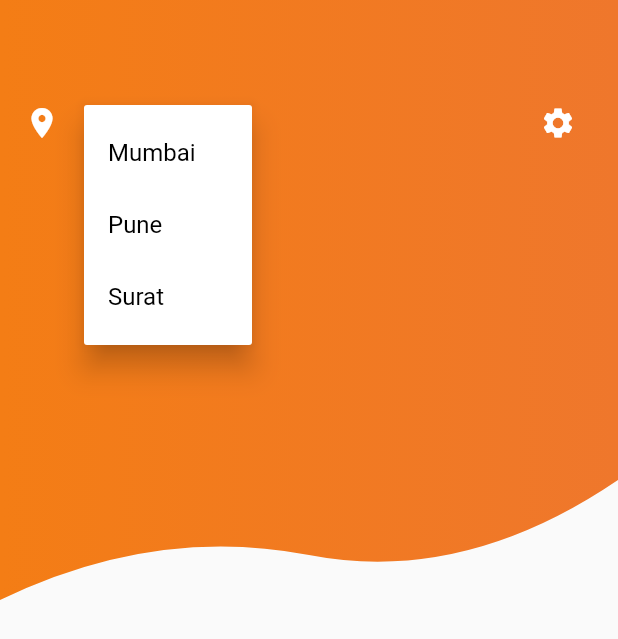
After one commit to chhota89/flutter_ui_sample, a Flutter app: the FlightBookingHome screen opened directly, after a tap on "Mumbai", on a phone screen of 412 x 824 dp. The commit adds this screen. Shown: the top 639 px of the screen. Run offline on Flutter 3.47's test engine with Material 2 defaults, Android fonts, the phone set to English and light mode, and no system bars.

Commit message:
custom paint

```diff
--- /dev/null
+++ b/lib/flightbooking/custom_shape_path_clipper.dart
@@ -0,0 +1,25 @@
+import 'package:flutter/material.dart';
+
+class CustomShapePathClipper extends CustomClipper<Path> {
+  @override
+  Path getClip(Size size) {
+    final Path path = new Path();
+    path.lineTo(0.0, size.height);
+    var firstEndPoint = Offset(size.width * 0.5, size.height - 30);
+    var firstControlPoints = Offset(size.width * 0.25, size.height - 50);
+    path.quadraticBezierTo(firstControlPoints.dx, firstControlPoints.dy,
+        firstEndPoint.dx, firstEndPoint.dy);
+    var secondEndPoint = Offset(size.width, size.height - 80);
+    var secondControlPoints = Offset(size.width * 0.75, size.height - 10);
+    path.quadraticBezierTo(secondControlPoints.dx, secondControlPoints.dy,
+        secondEndPoint.dx, secondEndPoint.dy);
+    path.lineTo(size.width, 0.0);
+    path.close();
+    return path;
+  }
+
+  @override
+  bool shouldReclip(CustomClipper<Path> oldClipper) {
+    return true;
+  }
+}
--- /dev/null
+++ b/lib/flightbooking/flight_booking.dart
@@ -0,0 +1,112 @@
+import 'package:flutter/material.dart';
+import 'package:flutterui_hiretalent/flightbooking/custom_shape_path_clipper.dart';
+
+class FlightBookingHome extends StatefulWidget {
+  @override
+  _FlightBookingHomeState createState() => _FlightBookingHomeState();
+}
+
+var firstColor = Color(0xFFF47D15);
+Color secondColor = Color(0xFFEF772C);
+
+const TextStyle dropDownLabelStyle =
+    TextStyle(color: Colors.white, fontSize: 16.0);
+const TextStyle dropDownMenuItemStyle =
+    TextStyle(color: Colors.black, fontSize: 16.0);
+
+var locations = ["Mumbai", "Pune", "Surat"];
+
+class _FlightBookingHomeState extends State<FlightBookingHome> {
+  @override
+  Widget build(BuildContext context) {
+    return Scaffold(
+        body: Column(
+      children: <Widget>[
+        TopContainer(),
+      ],
+    ));
+  }
+}
+
+class TopContainer extends StatefulWidget {
+  @override
+  _TopContainerState createState() => _TopContainerState();
+}
+
+class _TopContainerState extends State<TopContainer> {
+  var selectedLocationIndex = 0;
+  @override
+  Widget build(BuildContext context) {
+    return Stack(
+      children: <Widget>[
+        ClipPath(
+          clipper: CustomShapePathClipper(),
+          child: Container(
+            height: 400.0,
+            decoration: BoxDecoration(
+                gradient: LinearGradient(colors: [firstColor, secondColor])),
+            child: Column(
+              children: <Widget>[
+                SizedBox(height: 50),
+                Padding(
+                  padding:
+                      const EdgeInsets.symmetric(horizontal: 16, vertical: 8),
+                  child: Row(
+                    children: <Widget>[
+                      Icon(Icons.location_on, color: Colors.white),
+                      SizedBox(width: 16),
+                      PopupMenuButton(
+                        itemBuilder: (context) => <PopupMenuItem<int>>[
+                              PopupMenuItem(
+                                value: 0,
+                                child: Text(locations[0],
+                                    style: dropDownMenuItemStyle),
+                              ),
+                              PopupMenuItem(
+                                value: 1,
+                                child: Text(locations[1],
+                                    style: dropDownMenuItemStyle),
+                              ),
+                              PopupMenuItem(
+                                value: 2,
+                                child: Text(locations[2],
+                                    style: dropDownMenuItemStyle),
+                              )
+                            ],
+                        onSelected: (index) {
+                          setState(() {
+                            selectedLocationIndex = index;
+                          });
+                        },
+                        child: Row(
+                          children: <Widget>[
+                            Text(
+                              locations[selectedLocationIndex],
+                              style: dropDownLabelStyle,
+                            ),
+                            Icon(
+                              Icons.keyboard_arrow_down,
+                              color: Colors.white,
+                            )
+                          ],
+                        ),
+                      ),
+                      Spacer(),
+                      IconButton(
+                        icon: Icon(
+                          Icons.settings,
+                          color: Colors.white,
+                        ),
+                        onPressed: () {},
+                      )
+                    ],
+                  ),
+                )
+              ],
+            ),
+          ),
+        )
+      ],
+    );
+  }
+}
--- a/lib/main.dart
+++ b/lib/main.dart
@@ -1,5 +1,5 @@
 import 'package:flutter/material.dart';
-import 'package:flutterui_hiretalent/stylish_dialog.dart';
+import 'package:flutterui_hiretalent/custom_painer.dart';
 
 void main() => runApp(MyApp());
 
@@ -10,7 +10,7 @@ class MyApp extends StatelessWidget {
     return MaterialApp(
       title: 'Flutter Demo',
       debugShowCheckedModeBanner: false,
-      home: StylishDialogPage(),
+      home: CustomPainerPage(),
     );
   }
 }
```
Also changed, not shown: lib/custom_painer.dart (added, +86 -0 lines), 1 other file.
